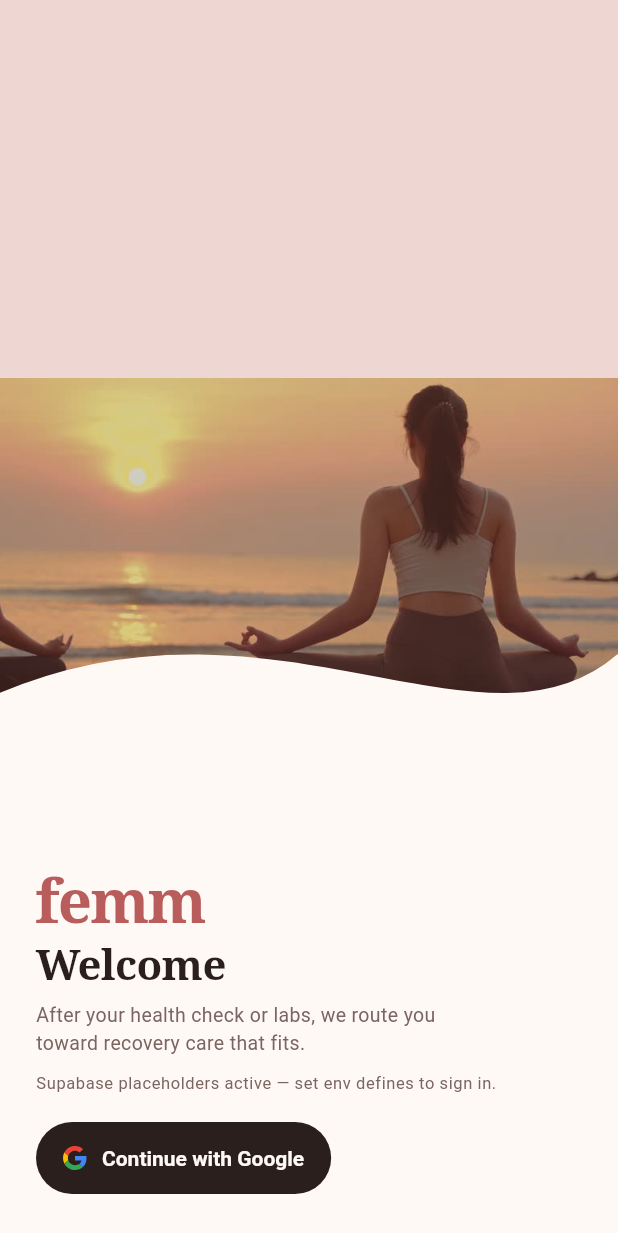
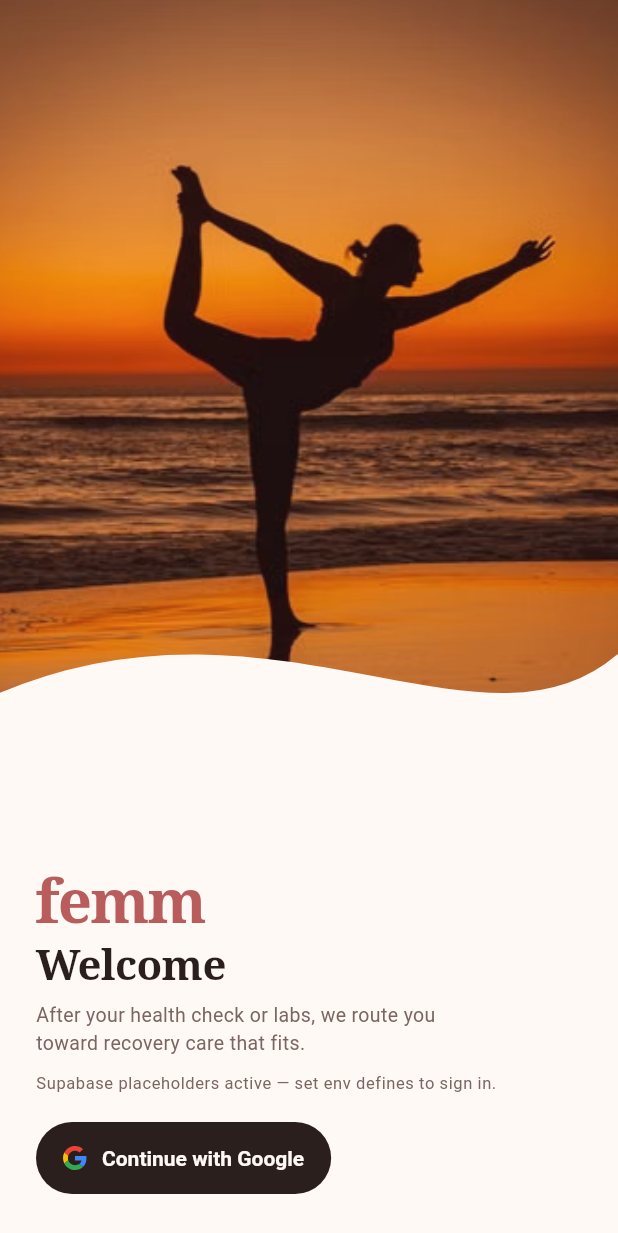
Before and after one commit to peterkwkwan/femm, a Flutter app: the screen it shows after launch, on a phone screen of 412 x 824 dp. Shown: the top 1233 px of the screen. Run offline on Flutter 3.47's test engine with Material 3 defaults, Android fonts, the phone set to English and light mode, and no system bars; our stand-ins replace file_picker, google_sign_in, supabase_flutter; accounts and stored records are empty.

Commit message:
ui(mobile): Brand-Forward login uses yoga silhouette hero
Replace the wave hero with Peter’s portrait sunset yoga silhouette
asset. BoxFit.cover with a slight downward alignment keeps the full
figure and beach reflection readable under the wave clip.

Co-authored-by: peterkwkwan <peterkwkwan@gmail.com>

```diff
--- a/apps/mobile/lib/widgets/brand_forward_welcome.dart
+++ b/apps/mobile/lib/widgets/brand_forward_welcome.dart
@@ -153,6 +153,9 @@ class BrandForwardWelcome extends StatelessWidget {
 class _WaveAtmosphere extends StatelessWidget {
   const _WaveAtmosphere();
 
+  /// Portrait sunset yoga silhouette for Brand-Forward login.
+  static const String assetPath = 'assets/images/login-yoga-silhouette.png';
+
   @override
   Widget build(BuildContext context) {
     return ClipPath(
@@ -161,22 +164,18 @@ class _WaveAtmosphere extends StatelessWidget {
         fit: StackFit.expand,
         children: [
           const ColoredBox(color: PetalSoft.bg),
-          // Landscape asset in a tall wave: fitWidth (not cover) so the full
-          // beach meditation scene stays visible instead of a tight face crop.
-          Align(
-            alignment: const Alignment(0, -0.15),
-            child: Image.asset(
-              'assets/images/welcome-atmosphere.png',
-              width: double.infinity,
-              fit: BoxFit.fitWidth,
+          // Portrait asset under the wave: cover + slight downward bias so the
+          // full dancer silhouette and beach reflection read clearly (not sky-only).
+          const Positioned.fill(
+            child: Image(
+              image: AssetImage(assetPath),
+              fit: BoxFit.cover,
+              alignment: Alignment(0, 0.12),
               filterQuality: FilterQuality.medium,
-              errorBuilder: (_, __, ___) => const SizedBox.expand(
-                child: ColoredBox(color: PetalSoft.accentSoft),
-              ),
             ),
           ),
           ColoredBox(
-            color: PetalSoft.accent.withValues(alpha: 0.16),
+            color: PetalSoft.accent.withValues(alpha: 0.12),
           ),
         ],
       ),
--- a/apps/mobile/pubspec.yaml
+++ b/apps/mobile/pubspec.yaml
@@ -65,6 +65,7 @@ flutter:
     - assets/labs/synthetic-hk-womens-panel.pdf
     - assets/images/welcome-atmosphere.png
     - assets/images/welcome-atmosphere-sm.jpg
+    - assets/images/login-yoga-silhouette.png
 
   # To add assets to your application, add an assets section, like this:
   # assets:
```
Also changed, not shown: apps/mobile/assets/images/login-yoga-silhouette.png (added).
